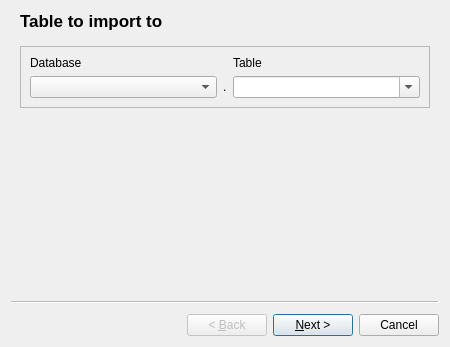
Old version of the form trunk/SQLiteStudio3/SQLiteStudio/dialogs/importdialog.ui in the repository pawelsalawa/sqlitestudio.
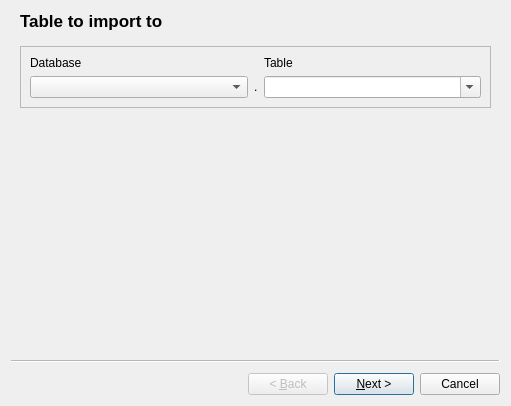
New version of the form. Custom widgets are drawn as their Qt base class.

Commit message: Fixed import dialog for displaying big forms of plugin options. Finished regexp import plugin.

Patch:
```diff
--- a/trunk/SQLiteStudio3/SQLiteStudio/dialogs/importdialog.ui
+++ b/trunk/SQLiteStudio3/SQLiteStudio/dialogs/importdialog.ui
@@ -6,8 +6,8 @@
    <rect>
     <x>0</x>
     <y>0</y>
-    <width>450</width>
-    <height>347</height>
+    <width>511</width>
+    <height>406</height>
    </rect>
   </property>
   <property name="windowTitle">
```
Left out of the diff: 50 changed lines with no effect on the pictures. Lines whose indentation alone changed are shown as unchanged. The commit also changes 4 other files.
